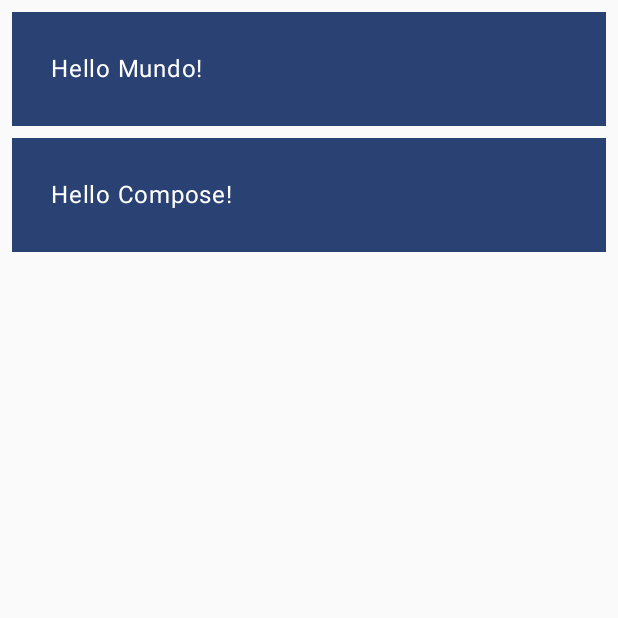
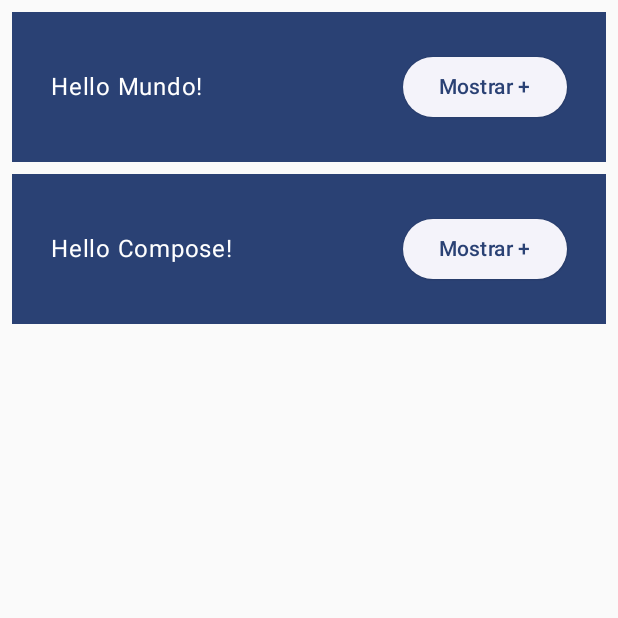
Before and after one commit to Gaston-Pandullo/appBarrasDesplegables, an Android app built with Jetpack Compose: the screen it shows after launch (MainActivity), on a phone screen of 412 x 824 dp, the top half of it. Run offline under Robolectric (Android 15) with nearby library versions, the phone set to English and light mode, and no system bars.

Commit message:
Agregado el desplegado

```diff
--- a/app/src/main/java/com/example/barrasdesplegables/MainActivity.kt
+++ b/app/src/main/java/com/example/barrasdesplegables/MainActivity.kt
@@ -5,14 +5,20 @@ import androidx.activity.ComponentActivity
 import androidx.activity.compose.setContent
 import androidx.activity.enableEdgeToEdge
 import androidx.compose.foundation.layout.Column
+import androidx.compose.foundation.layout.Row
 import androidx.compose.foundation.layout.fillMaxSize
 import androidx.compose.foundation.layout.fillMaxWidth
 import androidx.compose.foundation.layout.padding
+import androidx.compose.material3.Button
+import androidx.compose.material3.ElevatedButton
 import androidx.compose.material3.MaterialTheme
 import androidx.compose.material3.Scaffold
 import androidx.compose.material3.Surface
 import androidx.compose.material3.Text
 import androidx.compose.runtime.Composable
+import androidx.compose.runtime.mutableStateOf
+import androidx.compose.runtime.remember
+import androidx.compose.ui.Alignment
 import androidx.compose.ui.Modifier
 import androidx.compose.ui.tooling.preview.Preview
 import androidx.compose.ui.unit.dp
@@ -45,16 +51,33 @@ fun MyApp(
 
 @Composable
 fun Greeting(name: String, modifier: Modifier = Modifier) {
-Surface(color = MaterialTheme.colorScheme.primary, modifier = modifier.padding(vertical = 4.dp, horizontal = 8.dp).fillMaxWidth()) {
-    Text(
-        text = "Hello $name!",
-        modifier = modifier.padding(26.dp)
-    )
+
+    // Variable de estado del boton.
+    val expanded = remember { mutableStateOf(false) }
+
+    val extraPadding = if(expanded.value) 48.dp else 0.dp
+
+Surface(color = MaterialTheme.colorScheme.primary, modifier = modifier
+    .padding(vertical = 4.dp, horizontal = 8.dp)) {
+    Row(modifier = modifier.padding(26.dp,26.dp,26.dp,26.dp+extraPadding)) {
+        Text(
+            text = "Hello $name!",
+            modifier = modifier.weight(1f).align(alignment = Alignment.CenterVertically)
+        )
+        ElevatedButton(onClick = {expanded.value = !expanded.value}) {
+            if(!expanded.value){
+                Text(text = "Mostrar +")
+            }else{
+                Text(text = "Mostrar -")
+            }
+
+        }
+    }
 }
 
 }
 
-@Preview(showBackground = true, widthDp = 320)
+@Preview(showBackground = true, widthDp = 350)
 @Composable
 fun GreetingPreview() {
     BarrasDesplegablesTheme {
```
